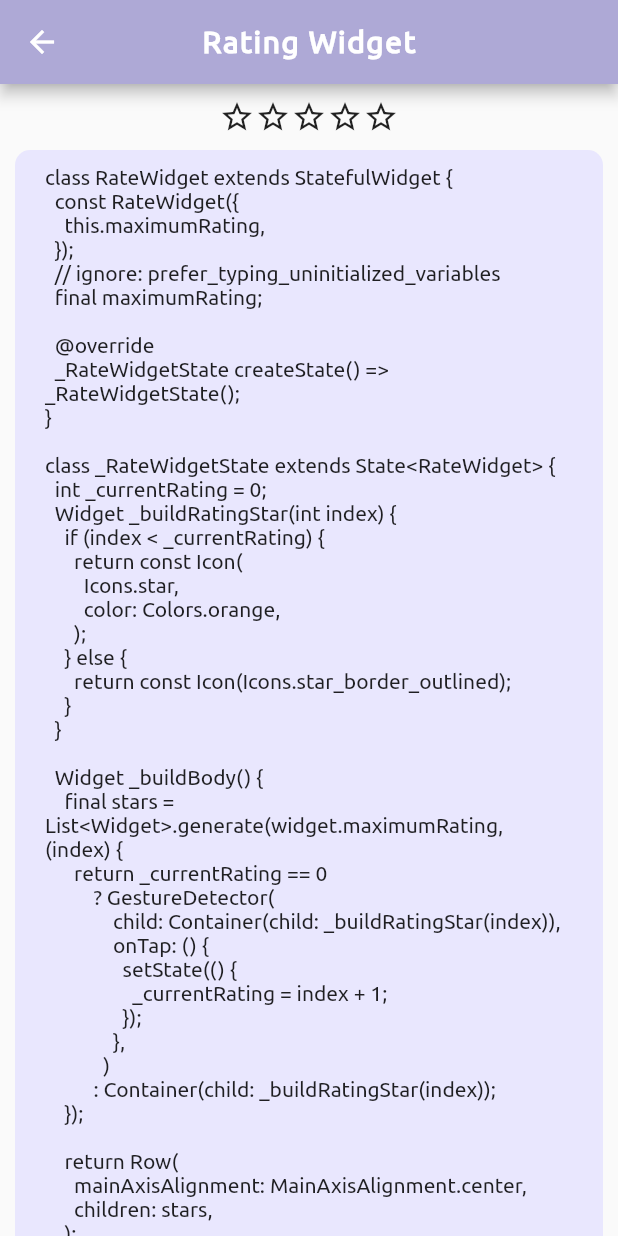
After one commit to clubgamma/pocket_widgets, a Flutter app: the screen it shows after launch, after a tap on "Rate Widget", on a phone screen of 412 x 824 dp. The commit adds this screen. Run offline on Flutter 3.47's test engine with Material 2 defaults, Android fonts, the phone set to English and light mode, and no system bars; our stand-ins replace flutter_staggered_animations, getwidget.

Commit message:
Rating Widget by sidB67

```diff
--- /dev/null
+++ b/assets/files/rating_widget@sidB67.txt
@@ -0,0 +1,49 @@
+class RateWidget extends StatefulWidget {
+  const RateWidget({
+    this.maximumRating,
+  });
+  // ignore: prefer_typing_uninitialized_variables
+  final maximumRating;
+
+  @override
+  _RateWidgetState createState() => _RateWidgetState();
+}
+
+class _RateWidgetState extends State<RateWidget> {
+  int _currentRating = 0;
+  Widget _buildRatingStar(int index) {
+    if (index < _currentRating) {
+      return const Icon(
+        Icons.star,
+        color: Colors.orange,
+      );
+    } else {
+      return const Icon(Icons.star_border_outlined);
+    }
+  }
+
+  Widget _buildBody() {
+    final stars = List<Widget>.generate(widget.maximumRating, (index) {
+      return _currentRating == 0
+          ? GestureDetector(
+              child: Container(child: _buildRatingStar(index)),
+              onTap: () {
+                setState(() {
+                  _currentRating = index + 1;
+                });
+              },
+            )
+          : Container(child: _buildRatingStar(index));
+    });
+
+    return Row(
+      mainAxisAlignment: MainAxisAlignment.center,
+      children: stars,
+    );
+  }
+
+  @override
+  Widget build(BuildContext context) {
+    return _buildBody();
+  }
+}
--- /dev/null
+++ b/lib/Contributions/sidB67.dart
@@ -0,0 +1,140 @@
+// ignore_for_file: use_key_in_widget_constructors, file_names
+
+import 'package:flutter/material.dart';
+import 'package:flutter/services.dart';
+import 'package:widgets_book/Constants/color.dart';
+
+
+class sidB67 extends StatefulWidget {
+  const sidB67({ Key? key }) : super(key: key);
+
+  @override
+  State<sidB67> createState() => _sidB67State();
+}
+
+class _sidB67State extends State<sidB67> {
+  String code = '';
+  fetchAlgoFromFile() async{
+    String algorithm;
+    algorithm = await rootBundle.loadString("assets/files/rating_widget@sidB67.txt");
+
+    setState(() {
+      code = algorithm;
+    });
+  }
+
+  @override
+  void initState() {
+    super.initState();
+    fetchAlgoFromFile();
+  }
+  @override
+  Widget build(BuildContext context) {
+    return Scaffold(
+      appBar: AppBar(
+        centerTitle: true,
+        backgroundColor: kMediumBlueColor,
+        title: const Text(
+          'Rating Widget',
+          style:  TextStyle(
+              color: Colors.white,
+              fontWeight: FontWeight.bold,
+              letterSpacing: 1.0
+          ),
+        ),
+      ),
+      body: ListView(children: [
+        const SizedBox(
+          height: 10.0,
+        ),
+        RateWidget(maximumRating: 5, ),
+        const SizedBox(
+          height: 10.0,
+        ),
+        Padding(
+          padding: const EdgeInsets.symmetric(horizontal: 10.0),
+          child: Container(
+            decoration: const BoxDecoration(
+                borderRadius: BorderRadius.all(Radius.circular(10.0)),
+                color: kLightBlueColor),
+            child: Padding(
+              padding:
+                  const EdgeInsets.symmetric(horizontal: 20.0, vertical: 10.0),
+              child: Text(
+                code,
+              ),
+            ),
+          ),
+        ),
+        Padding(
+          padding: const EdgeInsets.symmetric(horizontal: 100.0),
+          child: MaterialButton(
+            onPressed: () {
+              Clipboard.setData(ClipboardData(text: code));
+
+              SnackBar snackBar = const SnackBar(content: Text("Copied!"));
+              // ignore: deprecated_member_use
+              Scaffold.of(context).showSnackBar(snackBar);
+            },
+            color: kMediumBlueColor,
+            child: const Text(
+              "COPY CODE",
+              style: TextStyle(color: Colors.white),
+            ),
+          ),
+        )
+      ]),
+    );
+  }
+}
+
+
+class RateWidget extends StatefulWidget {
+  const RateWidget({
+    this.maximumRating,
+  });
+  // ignore: prefer_typing_uninitialized_variables
+  final maximumRating;
+
+  @override
+  _RateWidgetState createState() => _RateWidgetState();
+}
+
+class _RateWidgetState extends State<RateWidget> {
+  int _currentRating = 0;
+  Widget _buildRatingStar(int index) {
+    if (index < _currentRating) {
+      return const Icon(
+        Icons.star,
+        color: Colors.orange,
+      );
+    } else {
+      return const Icon(Icons.star_border_outlined);
+    }
+  }
+
+  Widget _buildBody() {
+    final stars = List<Widget>.generate(widget.maximumRating, (index) {
+      return _currentRating == 0
+          ? GestureDetector(
+              child: Container(child: _buildRatingStar(index)),
+              onTap: () {
+                setState(() {
+                  _currentRating = index + 1;
+                });
+              },
+            )
+          : Container(child: _buildRatingStar(index));
+    });
+
+    return Row(
+      mainAxisAlignment: MainAxisAlignment.center,
+      children: stars,
+    );
+  }
+
+  @override
+  Widget build(BuildContext context) {
+    return _buildBody();
+  }
+}
--- a/lib/Screens/home_page.dart
+++ b/lib/Screens/home_page.dart
@@ -5,6 +5,7 @@ import 'package:flutter/rendering.dart';
 import 'package:flutter_staggered_animations/flutter_staggered_animations.dart';
 import 'package:widgets_book/Constants/color.dart';
 import 'package:widgets_book/Contributions/rushi_donga.dart';
+import 'package:widgets_book/Contributions/sidB67.dart';
 
 import '../Contributions/club_gamma.dart';
 import '../Widget/home_card.dart';
@@ -46,7 +47,16 @@ class _HomePageState extends State<HomePage> {
           widgetName: "List Card",
           contributorName: "club_gamma",
         ),
-      )
+      ),
+       GestureDetector(
+        onTap: (){
+          Navigator.push(context, MaterialPageRoute(builder: (context) => const sidB67()));
+        },
+        child: HomeCard(
+          widgetName: "Rate Widget",
+          contributorName: "sidB67",
+        ),
+      ),
 
     ];
 
```
Also changed, not shown: pubspec.lock.
